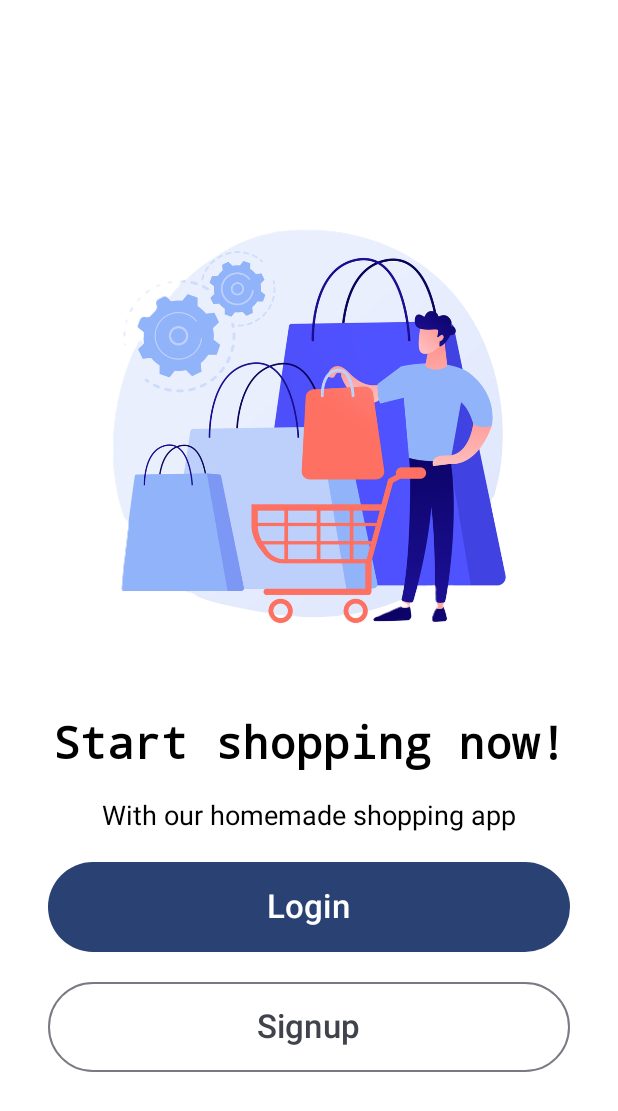
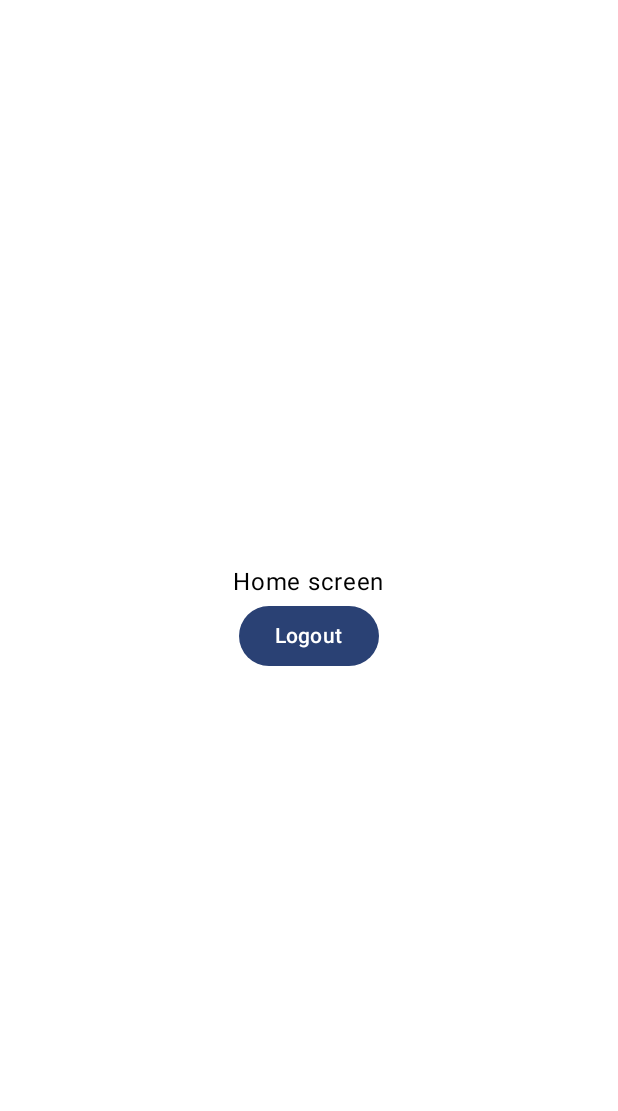
Before and after one commit to OleksandrLysenkoKPI/Shopping-app, an Android app built with Jetpack Compose: the composable AppNavigation shown on its own in the app's theme, on a phone screen of 412 x 824 dp. Shown: the top 1111 px of the screen. Run offline under Robolectric (Android 15) with nearby library versions, the phone set to English and light mode, and no system bars; our stand-ins replace Firebase (no records; nobody signed in at launch, a user with empty details on screens opened directly).

```diff
--- a/app/src/main/java/com/example/shoppingapp/AppNavigation.kt
+++ b/app/src/main/java/com/example/shoppingapp/AppNavigation.kt
@@ -6,25 +6,35 @@ import androidx.navigation.compose.NavHost
 import androidx.navigation.compose.composable
 import androidx.navigation.compose.rememberNavController
 import com.example.shoppingapp.screens.AuthScreen
+import com.example.shoppingapp.screens.HomeScreen
 import com.example.shoppingapp.screens.LoginScreen
 import com.example.shoppingapp.screens.SignupScreen
+import com.google.firebase.Firebase
+import com.google.firebase.auth.auth
 
 @Composable
 fun AppNavigation(modifier: Modifier = Modifier) {
     val navController = rememberNavController()
 
-    NavHost(navController = navController, startDestination = "auth") {
+    val isLoggedIn = Firebase.auth.currentUser != null
+    val firstPage = if(isLoggedIn) "home" else "auth"
+
+    NavHost(navController = navController, startDestination = firstPage) {
 
         composable("auth"){
             AuthScreen(modifier, navController)
         }
 
         composable("login"){
-            LoginScreen(modifier)
+            LoginScreen(modifier, navController)
         }
 
         composable("signup"){
-            SignupScreen(modifier)
+            SignupScreen(modifier, navController)
+        }
+
+        composable("home"){
+            HomeScreen(modifier, navController)
         }
     }
 }
--- /dev/null
+++ b/app/src/main/java/com/example/shoppingapp/screens/HomeScreen.kt
@@ -0,0 +1,38 @@
+package com.example.shoppingapp.screens
+
+import androidx.compose.foundation.layout.Arrangement
+import androidx.compose.foundation.layout.Column
+import androidx.compose.foundation.layout.fillMaxSize
+import androidx.compose.foundation.layout.padding
+import androidx.compose.material3.Button
+import androidx.compose.material3.Text
+import androidx.compose.runtime.Composable
+import androidx.compose.ui.Alignment
+import androidx.compose.ui.Modifier
+import androidx.compose.ui.unit.dp
+import androidx.navigation.NavController
+import com.google.firebase.Firebase
+import com.google.firebase.auth.auth
+
+@Composable
+fun HomeScreen(
+    modifier: Modifier = Modifier,
+    navController: NavController,
+    ) {
+    Column(
+        modifier = modifier.fillMaxSize()
+            .padding(32.dp),
+        verticalArrangement = Arrangement.Center,
+        horizontalAlignment = Alignment.CenterHorizontally
+    ) {
+        Text(text = "Home screen")
+        Button(onClick = {
+            Firebase.auth.signOut()
+            navController.navigate("auth"){
+                popUpTo("home") {inclusive = true}
+            }
+        }) {
+            Text(text = "Logout")
+        }
+    }
+}
```
Also changed, not shown: app/src/main/java/com/example/shoppingapp/screens/LoginScreen.kt (+31 -3 lines), app/src/main/java/com/example/shoppingapp/screens/SignupScreen.kt (+14 -2 lines), app/src/main/java/com/example/shoppingapp/viewmodel/AuthViewModel.kt (+9 -2 lines).
